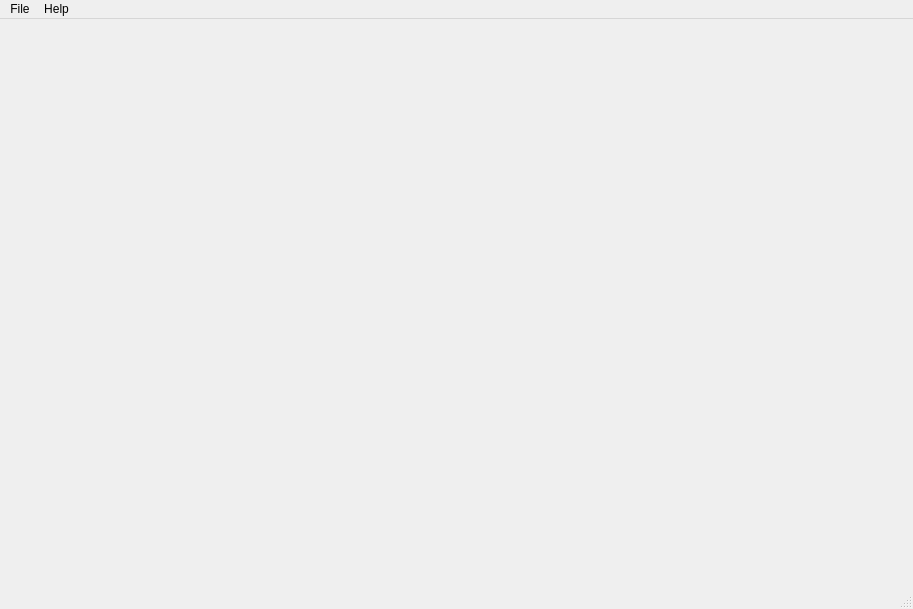
This is design/design.ui in lukasmakac/GroundTruth as Qt 5 draws it before an edit. The edited form follows.
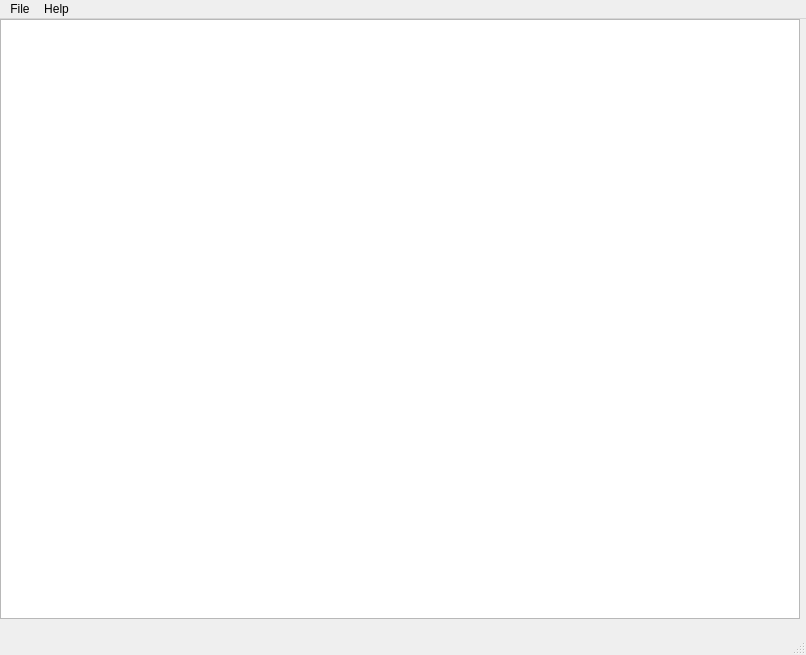
This is the edited form.

Patch:
```diff
--- a/design/design.ui
+++ b/design/design.ui
@@ -6,20 +6,31 @@
    <rect>
     <x>0</x>
     <y>0</y>
-    <width>913</width>
-    <height>609</height>
+    <width>806</width>
+    <height>655</height>
    </rect>
   </property>
   <property name="windowTitle">
    <string>Ground Truth </string>
   </property>
-  <widget class="QWidget" name="centralwidget"/>
+  <widget class="QWidget" name="centralwidget">
+   <widget class="QGraphicsView" name="graphicsView">
+    <property name="geometry">
+     <rect>
+      <x>0</x>
+      <y>0</y>
+      <width>800</width>
+      <height>600</height>
+     </rect>
+    </property>
+   </widget>
+  </widget>
   <widget class="QMenuBar" name="menubar">
    <property name="geometry">
     <rect>
      <x>0</x>
      <y>0</y>
-     <width>913</width>
+     <width>806</width>
      <height>26</height>
     </rect>
    </property>
```
